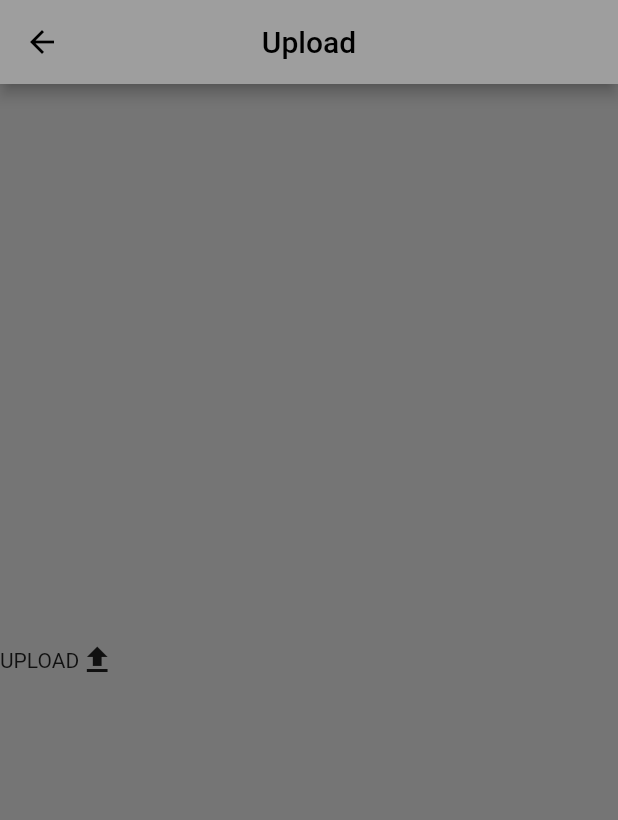
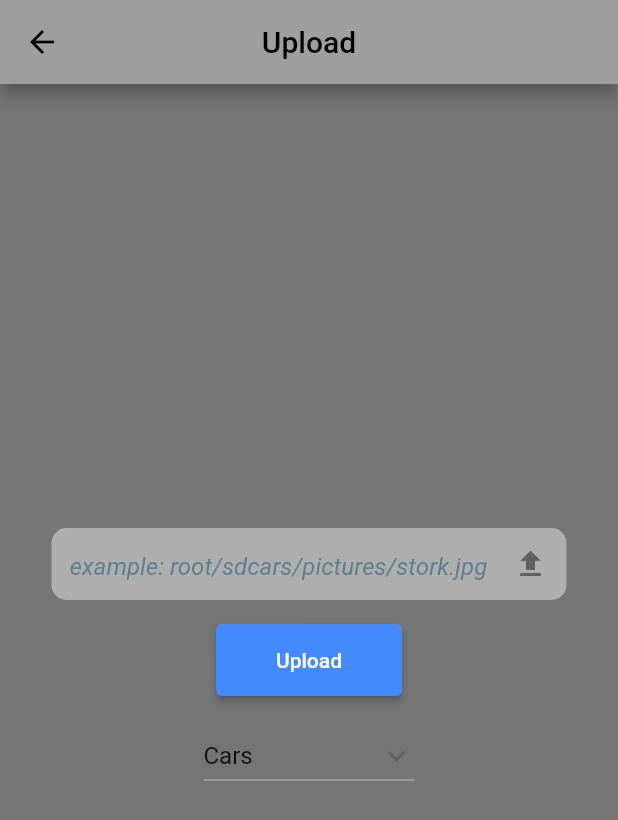
Before and after one commit to betu55/photo-library, a Flutter app: the screen it shows after launch, scrolled down 503 dp, after a tap on "Upload", on a phone screen of 412 x 824 dp. Shown: the top 820 px of the screen. Run offline on Flutter 3.47's test engine with Material 2 defaults, Android fonts, the phone set to English and light mode, and no system bars; network calls fail.

Commit message:
The share and upload pages are done

```diff
--- a/lib/main.dart
+++ b/lib/main.dart
@@ -2,6 +2,7 @@ import 'package:flutter/material.dart';
 import 'package:photo_gallery/screens/categories.dart';
 import 'package:photo_gallery/screens/details.dart';
 import 'package:photo_gallery/screens/settings.dart';
+import 'package:photo_gallery/screens/share.dart';
 import 'package:photo_gallery/screens/upload.dart';
 
 void main() {
@@ -25,6 +26,7 @@ class _PhotoGalleryState extends State<PhotoGallery> {
         Categories.routName: (BuildContext context) => Categories(),
         Settings.routName: (BuildContext context) => Settings(),
         Upload.routName: (BuildContext context) => Upload(),
+        Share.routName: (BuildContext context) => Share(),
         "/Vehicles": (BuildContext context) => DetailsScreen(),
         "/Sports": (BuildContext context) => DetailsScreen(),
         "/Simple": (BuildContext context) => DetailsScreen(),
--- a/lib/screens/categories.dart
+++ b/lib/screens/categories.dart
@@ -7,7 +7,6 @@ List iconsData = [
   [Icons.home, "Home"],
   [Icons.share, "Share"],
   [Icons.upload, "Upload"],
-  [Icons.archive, "Archived"],
   [Icons.favorite, "Favorites"],
   [Icons.settings, "Settings"],
 ];
--- /dev/null
+++ b/lib/screens/components/dropdown.dart
@@ -0,0 +1,48 @@
+import 'package:flutter/material.dart';
+
+class Dropdown extends StatefulWidget {
+  const Dropdown({Key? key}) : super(key: key);
+
+  @override
+  _DropdownState createState() => _DropdownState();
+}
+
+class _DropdownState extends State<Dropdown> {
+  String dropdownvalue = 'Cars';
+
+  var items = [
+    'Cars',
+    'Sports',
+    'Simple',
+    'Gaming',
+    'Nature',
+    'Cityscape',
+    'Mountains',
+    'Fantasy',
+    'Cinematography',
+    'Deep Sea',
+    'Designer',
+    'Deep Sea',
+  ];
+
+  @override
+  Widget build(BuildContext context) {
+    return DropdownButton(
+      value: dropdownvalue,
+      icon: Icon(Icons.keyboard_arrow_down),
+      items: items.map((String items) {
+        return DropdownMenuItem<String>(value: items, child: Text(items));
+      }).toList(),
+      // onChanged: (String newValue) {
+      //   setState(() {
+      //     dropdownvalue = newValue;
+      //   });
+      // },
+      onChanged: (newValue) {
+        setState(() {
+          dropdownvalue = newValue.toString();
+        });
+      },
+    );
+  }
+}
--- /dev/null
+++ b/lib/screens/components/field.dart
@@ -0,0 +1,31 @@
+import 'package:flutter/material.dart';
+
+Widget InputField(String hint) {
+  return TextField(
+    style: TextStyle(height: 1.5),
+    cursorColor: Colors.grey.shade600,
+    cursorHeight: 24,
+    textAlignVertical: TextAlignVertical.center,
+    decoration: InputDecoration(
+      suffixIcon: Icon(Icons.upload),
+      hintStyle: TextStyle(
+        color: Colors.blueGrey,
+        fontStyle: FontStyle.italic,
+      ),
+      contentPadding: EdgeInsets.symmetric(
+        vertical: 1,
+        horizontal: 12,
+      ),
+      focusColor: Colors.red,
+      focusedBorder: OutlineInputBorder(
+        borderSide: const BorderSide(color: Colors.blueGrey),
+        borderRadius: BorderRadius.circular(10),
+      ),
+      border: OutlineInputBorder(
+          borderSide: BorderSide.none, borderRadius: BorderRadius.circular(10)),
+      hintText: hint,
+      fillColor: Colors.grey.shade200.withAlpha(120),
+      filled: true,
+    ),
+  );
+}
--- a/lib/screens/components/sidebar.dart
+++ b/lib/screens/components/sidebar.dart
@@ -42,7 +42,7 @@ class SideBar extends StatelessWidget {
                     onTap: () {},
                     child: Container(
                       height: size.height / 8,
-                      width: size.width / 1.1,
+                      width: size.width / 1.2,
                       margin: EdgeInsets.symmetric(vertical: 5),
                       decoration: BoxDecoration(
                         borderRadius: BorderRadius.only(
@@ -137,7 +137,7 @@ class SideBar extends StatelessWidget {
                     onTap: () {},
                     child: Container(
                       height: size.height / 14,
-                      width: size.width / 1.4,
+                      width: size.width / 1.7,
                       margin: EdgeInsets.symmetric(vertical: 5),
                       decoration: BoxDecoration(
                         borderRadius: BorderRadius.only(
@@ -166,7 +166,7 @@ class SideBar extends StatelessWidget {
                     onTap: () {},
                     child: Container(
                       height: size.height / 16,
-                      width: size.width / 2,
+                      width: size.width / 1.7,
                       margin: EdgeInsets.symmetric(vertical: 5),
                       decoration: BoxDecoration(
                         borderRadius: BorderRadius.only(
--- a/lib/screens/upload.dart
+++ b/lib/screens/upload.dart
@@ -1,5 +1,7 @@
 import 'package:flutter/material.dart';
 import 'package:photo_gallery/screens/categories.dart';
+import 'package:photo_gallery/screens/components/dropdown.dart';
+import 'package:photo_gallery/screens/components/field.dart';
 
 class Upload extends StatelessWidget {
   const Upload({Key? key}) : super(key: key);
@@ -32,8 +34,33 @@ class Upload extends StatelessWidget {
         body: Container(
           alignment: Alignment.center,
           child: Expanded(
-            child: Row(
-              children: [Text("UPLOAD"), Icon(Icons.upload)],
+            child: Container(
+              width: MediaQuery.of(context).size.width / 1.2,
+              child: Column(
+                mainAxisAlignment: MainAxisAlignment.center,
+                crossAxisAlignment: CrossAxisAlignment.center,
+                children: [
+                  Container(
+                    child:
+                        InputField("example: root/sdcars/pictures/stork.jpg"),
+                  ),
+                  Container(
+                    margin: EdgeInsets.symmetric(vertical: 16),
+                    child: ElevatedButton(
+                      style: ElevatedButton.styleFrom(
+                        primary: Colors.blueAccent,
+                        padding:
+                            EdgeInsets.symmetric(horizontal: 40, vertical: 16),
+                      ),
+                      onPressed: () {},
+                      child: Text("Upload"),
+                    ),
+                  ),
+                  Container(
+                    child: Dropdown(),
+                  ),
+                ],
+              ),
             ),
           ),
         ),
--- a/pubspec.yaml
+++ b/pubspec.yaml
@@ -23,6 +23,7 @@ environment:
 dependencies:
   flutter:
     sdk: flutter
+  # font_awesome_flutter: '>= 4.7.0'
 
 
   # The following adds the Cupertino Icons font to your application.
```
Also changed, not shown: lib/screens/favorites.dart (added, +36 -0 lines), lib/screens/share.dart (added, +120 -0 lines).
